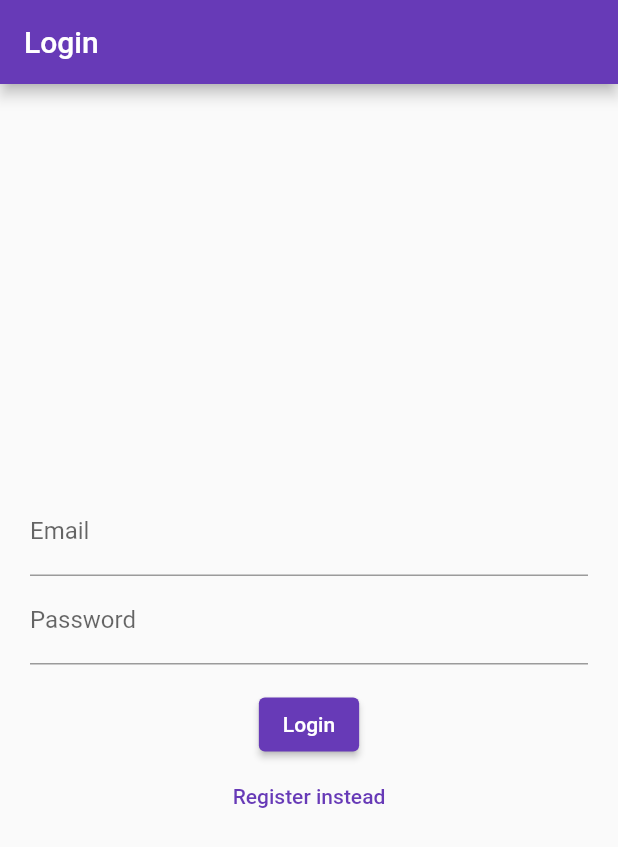
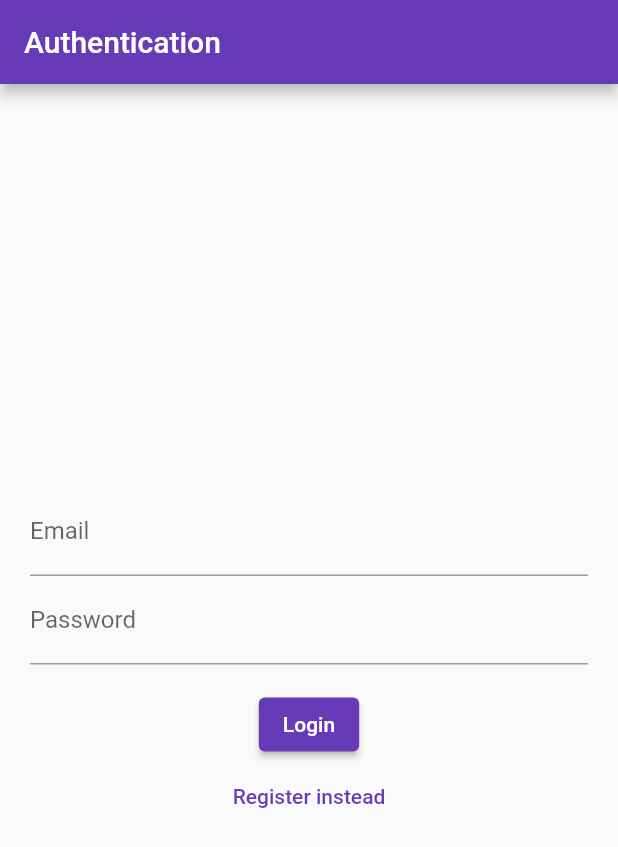
Before and after one commit to deanielledagondon/Profile, a Flutter app: the screen it shows after launch, on a phone screen of 412 x 824 dp. Shown: the top 847 px of the screen. Run offline on Flutter 3.47's test engine with Material 2 defaults, Android fonts, the phone set to English and light mode, and no system bars; our stand-ins replace firebase_auth, firebase_core, font_awesome_flutter; accounts and stored records are empty.

Commit message:
fixed signout button

```diff
--- a/lib/authentication/login_register.dart
+++ b/lib/authentication/login_register.dart
@@ -44,7 +44,7 @@ class _LoginPageState extends State<LoginPage> {
   }
 
   Widget _title () {
-    return const Text('Login');
+    return const Text('Authentication');
   }
 
   Widget _entryField(
--- a/lib/main.dart
+++ b/lib/main.dart
@@ -44,7 +44,7 @@ class HomePage extends StatefulWidget {
   final User? user = Auth().currentUser;
 
   Future<void> signOut() async {
-    await Auth().signOut();
+    await FirebaseAuth.instance.signOut();
   }
 
   Widget _userID() {
```
Also changed, not shown: 1 other file.
